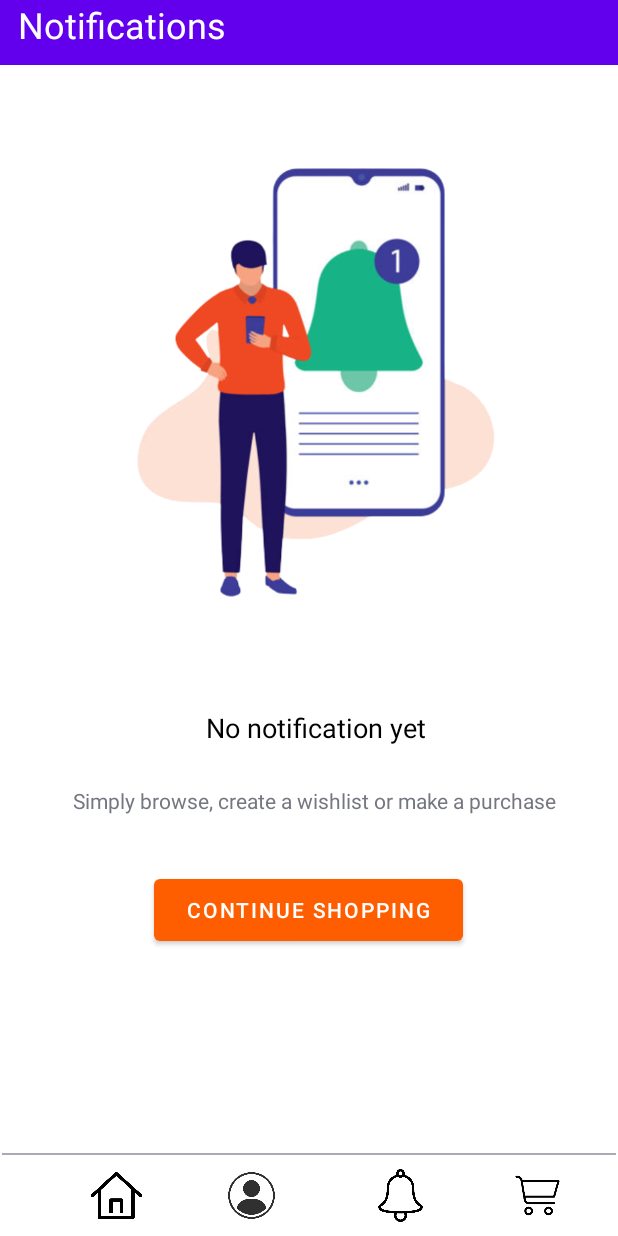
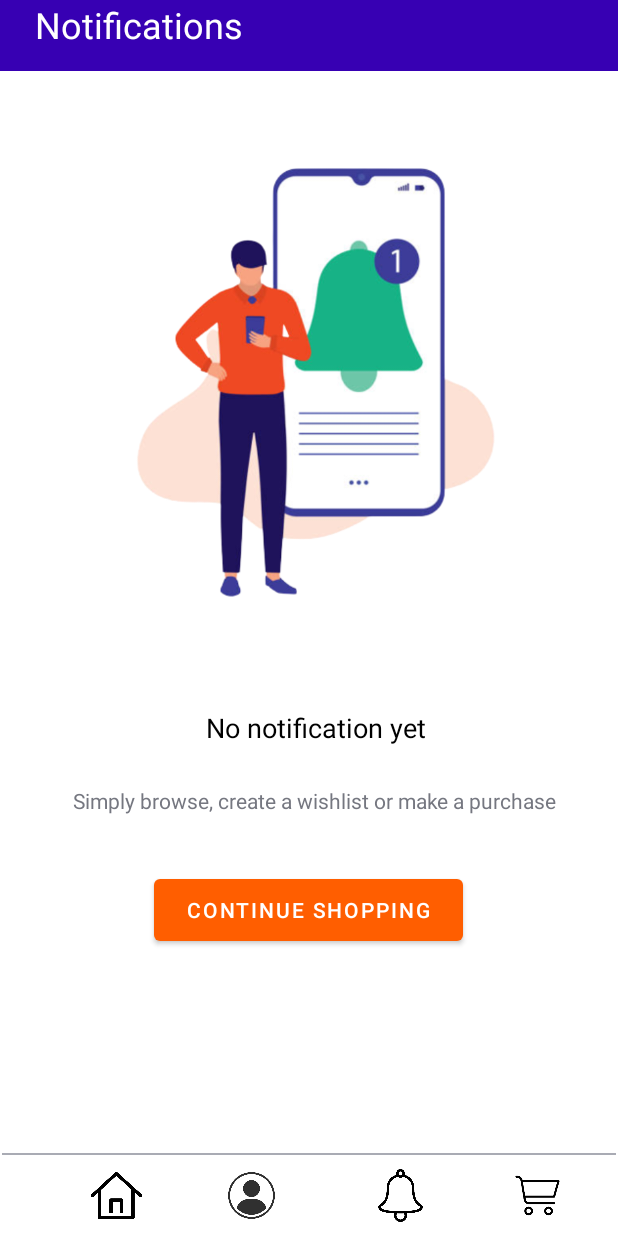
Before and after one commit to VISHNUPRABHU-170/ODOP-app, an Android app: the NotificationActivity screen opened directly, with no data from a screen before it, on a phone screen of 412 x 824 dp. Run offline under Robolectric (Android 15) with nearby library versions, the light colour scheme and no system bars.

Commit message:
FOOD app

```diff
--- a/app/src/main/res/layout/activity_cart.xml
+++ b/app/src/main/res/layout/activity_cart.xml
@@ -99,8 +99,8 @@
 
     <Button
         android:id="@+id/button2"
-        android:layout_width="171dp"
-        android:layout_height="43dp"
+        android:layout_width="206dp"
+        android:layout_height="53dp"
         android:layout_marginStart="90dp"
         android:layout_marginEnd="90dp"
         android:text="Shop now"
@@ -115,7 +115,7 @@
         android:layout_width="413dp"
         android:layout_height="47dp"
         android:background="@color/purple_700"
-        android:text="  My cart"
+        android:text="    My cart"
         android:textColor="@color/white"
         android:textSize="24sp"
         app:layout_constraintBottom_toBottomOf="parent"
--- a/app/src/main/res/layout/activity_notification.xml
+++ b/app/src/main/res/layout/activity_notification.xml
@@ -109,22 +109,6 @@
         app:layout_constraintTop_toTopOf="parent"
         app:srcCompat="@drawable/noti" />
 
-    <TextView
-        android:id="@+id/textView4"
-        android:layout_width="414dp"
-        android:layout_height="43dp"
-        android:background="@color/purple_700"
-        android:backgroundTint="@color/purple_500"
-        android:text="  Notifications"
-        android:textColor="@color/white"
-        android:textSize="24sp"
-        app:layout_constraintBottom_toBottomOf="parent"
-        app:layout_constraintEnd_toEndOf="parent"
-        app:layout_constraintHorizontal_bias="0.666"
-        app:layout_constraintStart_toStartOf="parent"
-        app:layout_constraintTop_toTopOf="parent"
-        app:layout_constraintVertical_bias="0.0" />
-
     <View
         android:id="@+id/divider"
         android:layout_width="409dp"
@@ -136,4 +120,19 @@
         app:layout_constraintTop_toTopOf="parent"
         app:layout_constraintVertical_bias="0.934" />
 
+    <TextView
+        android:id="@+id/textView11"
+        android:layout_width="413dp"
+        android:layout_height="47dp"
+        android:background="@color/purple_700"
+        android:text="    Notifications"
+        android:textColor="@color/white"
+        android:textSize="24sp"
+        app:layout_constraintBottom_toBottomOf="parent"
+        app:layout_constraintEnd_toEndOf="parent"
+        app:layout_constraintHorizontal_bias="1.0"
+        app:layout_constraintStart_toStartOf="parent"
+        app:layout_constraintTop_toTopOf="parent"
+        app:layout_constraintVertical_bias="0.0" />
+
 </androidx.constraintlayout.widget.ConstraintLayout>
```
